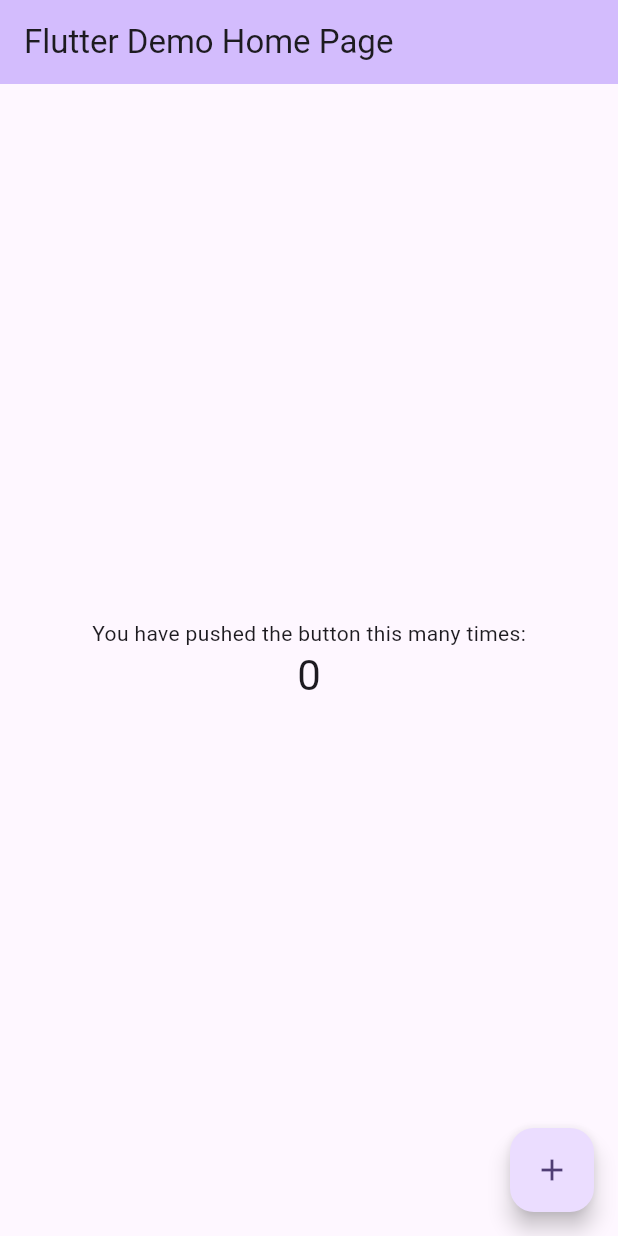
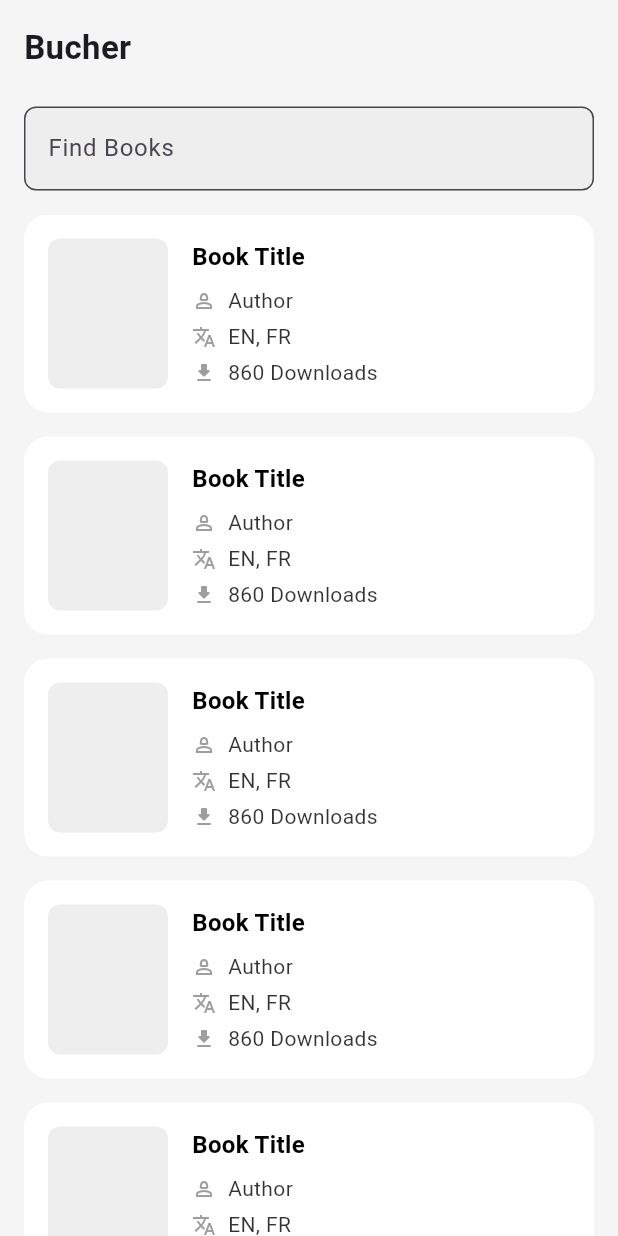
Before and after one commit to hamcuks/bucher-palm-code, a Flutter app: the screen it shows after launch, on a phone screen of 412 x 824 dp. Run offline on Flutter 3.47's test engine with Material 3 defaults, Android fonts, the phone set to English and light mode, and no system bars.

Commit message:
feat(screens): adjust book list layout

```diff
--- a/lib/main.dart
+++ b/lib/main.dart
@@ -1,3 +1,4 @@
+import 'package:bucher_palm_code/screens/book_list_screen.dart';
 import 'package:flutter/material.dart';
 
 void main() {
@@ -7,119 +8,23 @@ void main() {
 class MyApp extends StatelessWidget {
   const MyApp({super.key});
 
-  // This widget is the root of your application.
   @override
   Widget build(BuildContext context) {
-    return MaterialApp(
-      title: 'Flutter Demo',
-      theme: ThemeData(
-        // This is the theme of your application.
-        //
-        // TRY THIS: Try running your application with "flutter run". You'll see
-        // the application has a purple toolbar. Then, without quitting the app,
-        // try changing the seedColor in the colorScheme below to Colors.green
-        // and then invoke "hot reload" (save your changes or press the "hot
-        // reload" button in a Flutter-supported IDE, or press "r" if you used
-        // the command line to start the app).
-        //
-        // Notice that the counter didn't reset back to zero; the application
-        // state is not lost during the reload. To reset the state, use hot
-        // restart instead.
-        //
-        // This works for code too, not just values: Most code changes can be
-        // tested with just a hot reload.
-        colorScheme: ColorScheme.fromSeed(seedColor: Colors.deepPurple),
-        useMaterial3: true,
-      ),
-      home: const MyHomePage(title: 'Flutter Demo Home Page'),
+    return const MaterialApp(
+      title: 'Bucher - Palm Code',
+      home: MainScreen(),
     );
   }
 }
 
-class MyHomePage extends StatefulWidget {
-  const MyHomePage({super.key, required this.title});
-
-  // This widget is the home page of your application. It is stateful, meaning
-  // that it has a State object (defined below) that contains fields that affect
-  // how it looks.
-
-  // This class is the configuration for the state. It holds the values (in this
-  // case the title) provided by the parent (in this case the App widget) and
-  // used by the build method of the State. Fields in a Widget subclass are
-  // always marked "final".
-
-  final String title;
-
-  @override
-  State<MyHomePage> createState() => _MyHomePageState();
-}
-
-class _MyHomePageState extends State<MyHomePage> {
-  int _counter = 0;
-
-  void _incrementCounter() {
-    setState(() {
-      // This call to setState tells the Flutter framework that something has
-      // changed in this State, which causes it to rerun the build method below
-      // so that the display can reflect the updated values. If we changed
-      // _counter without calling setState(), then the build method would not be
-      // called again, and so nothing would appear to happen.
-      _counter++;
-    });
-  }
+class MainScreen extends StatelessWidget {
+  const MainScreen({super.key});
 
   @override
   Widget build(BuildContext context) {
-    // This method is rerun every time setState is called, for instance as done
-    // by the _incrementCounter method above.
-    //
-    // The Flutter framework has been optimized to make rerunning build methods
-    // fast, so that you can just rebuild anything that needs updating rather
-    // than having to individually change instances of widgets.
     return Scaffold(
-      appBar: AppBar(
-        // TRY THIS: Try changing the color here to a specific color (to
-        // Colors.amber, perhaps?) and trigger a hot reload to see the AppBar
-        // change color while the other colors stay the same.
-        backgroundColor: Theme.of(context).colorScheme.inversePrimary,
-        // Here we take the value from the MyHomePage object that was created by
-        // the App.build method, and use it to set our appbar title.
-        title: Text(widget.title),
-      ),
-      body: Center(
-        // Center is a layout widget. It takes a single child and positions it
-        // in the middle of the parent.
-        child: Column(
-          // Column is also a layout widget. It takes a list of children and
-          // arranges them vertically. By default, it sizes itself to fit its
-          // children horizontally, and tries to be as tall as its parent.
-          //
-          // Column has various properties to control how it sizes itself and
-          // how it positions its children. Here we use mainAxisAlignment to
-          // center the children vertically; the main axis here is the vertical
-          // axis because Columns are vertical (the cross axis would be
-          // horizontal).
-          //
-          // TRY THIS: Invoke "debug painting" (choose the "Toggle Debug Paint"
-          // action in the IDE, or press "p" in the console), to see the
-          // wireframe for each widget.
-          mainAxisAlignment: MainAxisAlignment.center,
-          children: <Widget>[
-            const Text(
-              'You have pushed the button this many times:',
-            ),
-            Text(
-              '$_counter',
-              style: Theme.of(context).textTheme.headlineMedium,
-            ),
-          ],
-        ),
-      ),
-      floatingActionButton: FloatingActionButton(
-        onPressed: _incrementCounter,
-        tooltip: 'Increment',
-        child: const Icon(Icons.add),
-      ), // This trailing comma makes auto-formatting nicer for build methods.
+      backgroundColor: Colors.grey[100],
+      body: const BookListScreen(),
     );
   }
 }
--- a/lib/screens/book_list_screen.dart
+++ b/lib/screens/book_list_screen.dart
@@ -0,0 +1,42 @@
+import 'package:bucher_palm_code/screens/widgets/app_input_form.dart';
+import 'package:bucher_palm_code/screens/widgets/book_card.dart';
+import 'package:flutter/material.dart';
+
+class BookListScreen extends StatelessWidget {
+  const BookListScreen({super.key});
+
+  @override
+  Widget build(BuildContext context) {
+    return SafeArea(
+      bottom: false,
+      child: Column(
+        children: [
+          const Padding(
+            padding: EdgeInsets.all(16),
+            child: Column(
+              crossAxisAlignment: CrossAxisAlignment.start,
+              children: [
+                Text(
+                  "Bucher",
+                  style: TextStyle(fontSize: 22, fontWeight: FontWeight.bold),
+                ),
+                const SizedBox(height: 24),
+                AppInputForm(
+                  hintText: "Find Books",
+                ),
+              ],
+            ),
+          ),
+          Expanded(
+            child: ListView.separated(
+              padding: const EdgeInsets.symmetric(horizontal: 16),
+              itemBuilder: (context, index) => const BookCard(),
+              separatorBuilder: (_, __) => const SizedBox(height: 16),
+              itemCount: 32,
+            ),
+          ),
+        ],
+      ),
+    );
+  }
+}
```
